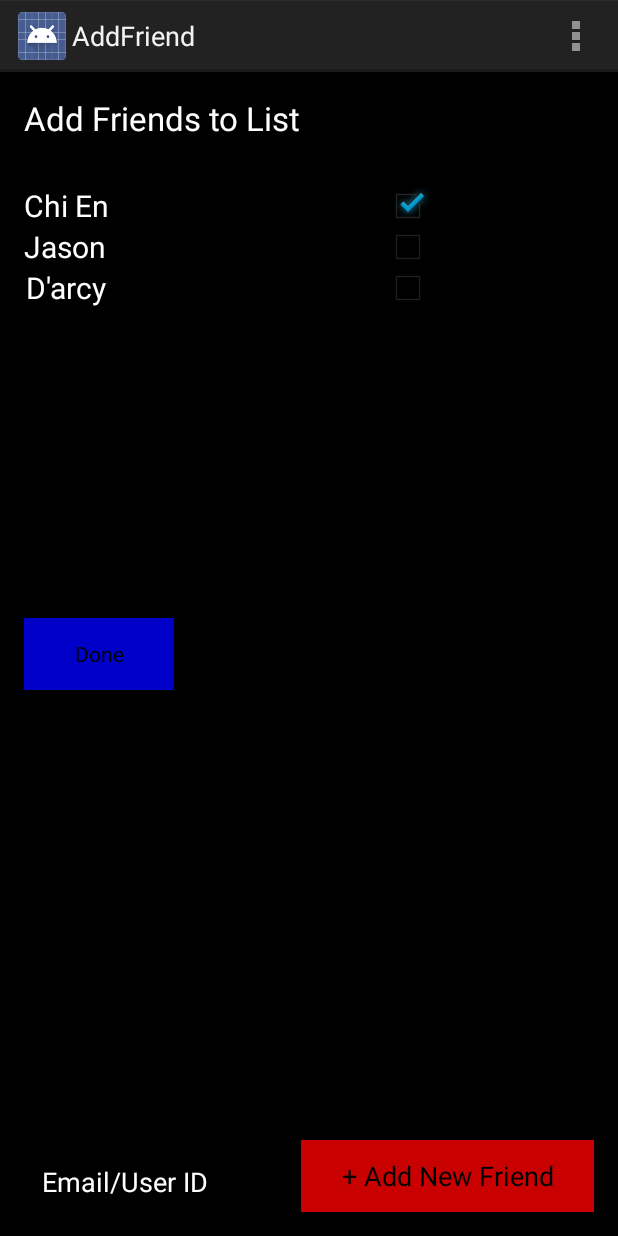
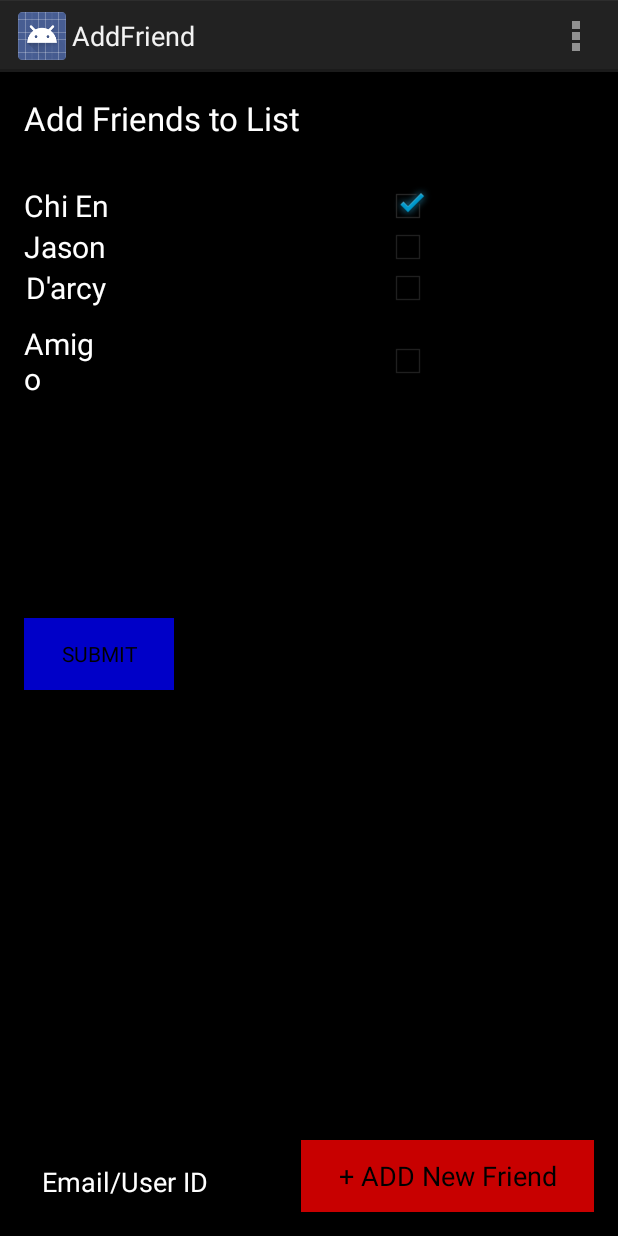
Before and after one commit to nBeebz/ListGet, an Android app: the AddFriend screen opened directly, with no data from a screen before it, on a phone screen of 412 x 824 dp. Run offline under Robolectric (Android 15) with nearby library versions, the phone set to English and light mode, and no system bars.

Commit message:
Andres Commit Test 01

```diff
--- a/app/src/main/AndroidManifest.xml
+++ b/app/src/main/AndroidManifest.xml
@@ -4,6 +4,7 @@
 
     <application
         android:allowBackup="true"
+        android:debuggable="true"
         android:icon="@drawable/ic_launcher"
         android:label="@string/app_name"
         android:theme="@style/AppTheme" >
--- a/app/src/main/res/layout/activity_add_friend.xml
+++ b/app/src/main/res/layout/activity_add_friend.xml
@@ -57,6 +57,18 @@
         android:textSize="20dp"
         android:paddingRight="20dp" />
 
+    <TextView
+        android:layout_width="wrap_content"
+        android:layout_height="wrap_content"
+        android:text="@string/example_friend4"
+        android:id="@+id/textView7"
+        android:layout_below="@+id/textView6"
+        android:layout_alignEnd="@+id/textView6"
+        android:textColor="@color/txt_color"
+        android:layout_marginBottom="10dp"
+        android:textSize="20dp"
+        android:paddingRight="20dp" />
+
     <CheckBox
         android:layout_width="wrap_content"
         android:layout_height="wrap_content"
@@ -85,6 +97,15 @@
         android:layout_alignStart="@+id/checkBox2"
         android:layout_alignBottom="@+id/textView6" />
 
+    <CheckBox
+        android:layout_width="wrap_content"
+        android:layout_height="wrap_content"
+        android:text="New CheckBox"
+        android:id="@+id/checkBox4"
+        android:layout_alignTop="@+id/textView7"
+        android:layout_alignStart="@+id/checkBox3"
+        android:layout_alignBottom="@+id/textView7" />
+
     <EditText
         android:layout_width="wrap_content"
         android:layout_height="wrap_content"
@@ -108,7 +129,7 @@
         style="?android:attr/buttonStyleSmall"
         android:layout_width="100dp"
         android:layout_height="wrap_content"
-        android:text="Done"
+        android:text="SUBMIT"
         android:id="@+id/button2"
         android:background="@color/btn_blue"
         android:clickable="false"
--- a/app/src/main/res/values/strings.xml
+++ b/app/src/main/res/values/strings.xml
@@ -15,13 +15,14 @@
     <string name="action_add_list">+ Add New List</string>
     <string name="action_add_item">+ Add New Item</string>
     <string name="action_add_friend">+ Add Friend</string>
-    <string name="action_add_new_friend">+ Add New Friend</string>
+    <string name="action_add_new_friend">+ ADD New Friend</string>
     <string name="title_activity_edit__item">Edit_Item</string>
     <string name="title_activity_add_friend">AddFriend</string>
     <string name="title_add_friend">Add Friends to List</string>
     <string name="example_friend1">Chi En</string>
     <string name="example_friend2">Jason</string>
-    <string name="example_friend3">D'arcy</string>
+    <string name="example_friend3">D\'arcy</string>
+    <string name="example_friend4">Amigo</string>
     <string name="title_activity_settings">Settings</string>
 
 </resources>
```
Also changed, not shown: 1 other file.
